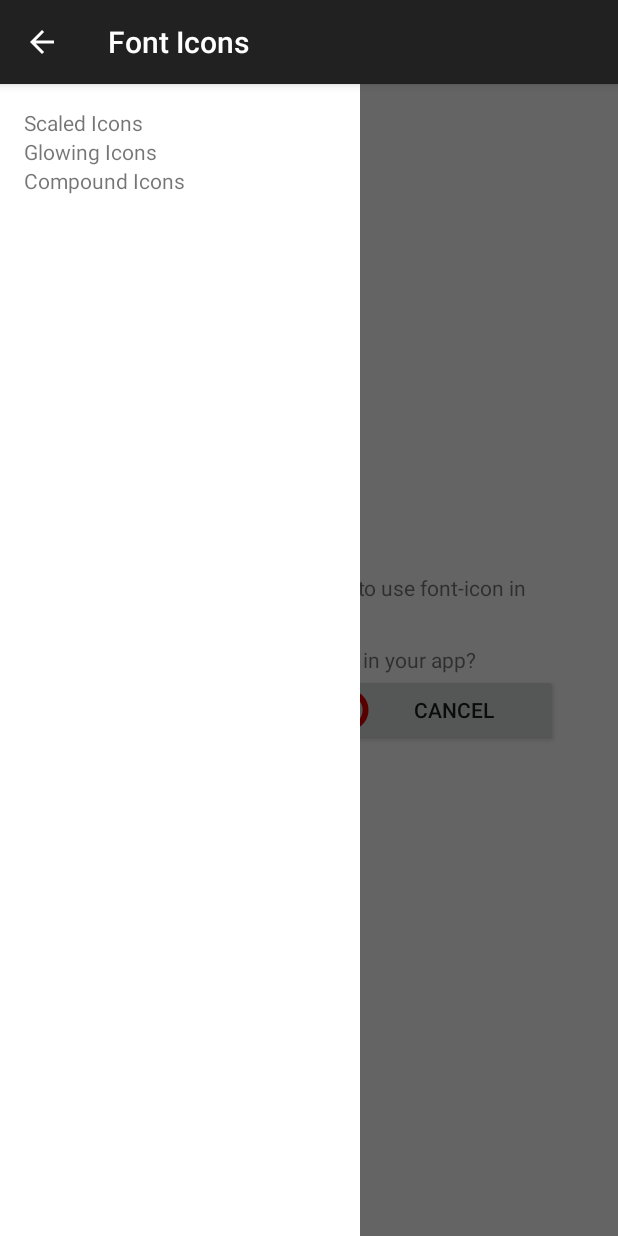
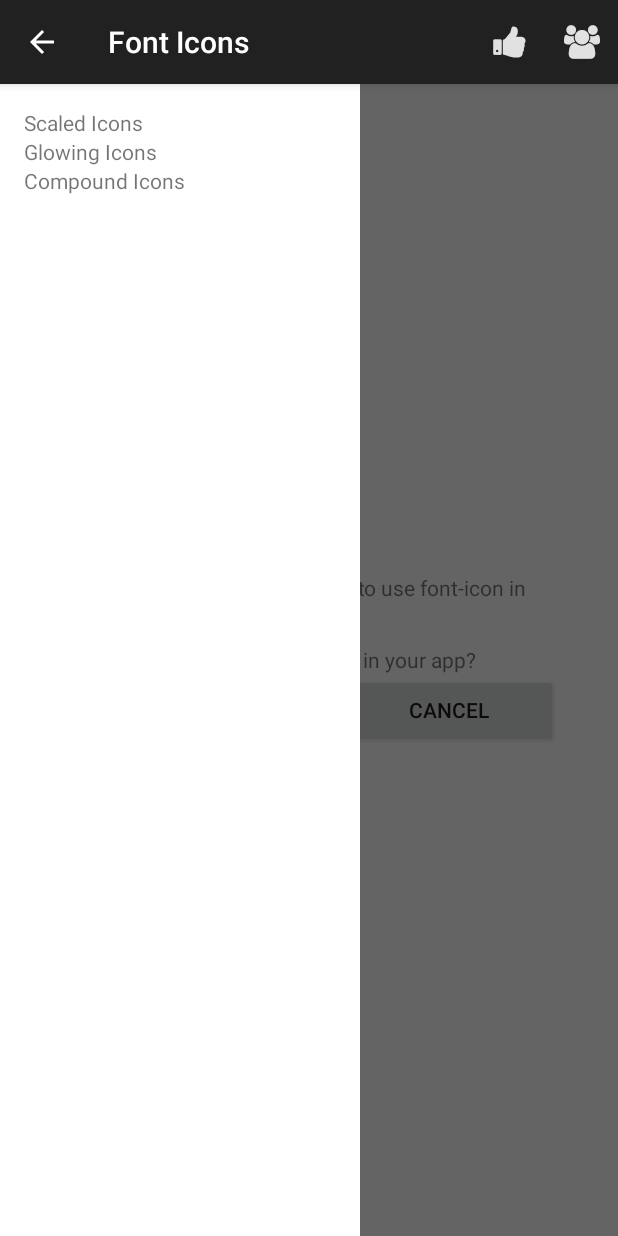
Before and after one commit to shamanland/fonticon, an Android app: the fragment CompoundIconsFragment placed in its activity, on a phone screen of 412 x 824 dp. Run offline under Robolectric (Android 15) with nearby library versions, the light colour scheme and no system bars; 3 statements that could not run were skipped.

Commit message:
Added icons to ActionBar.

```diff
--- a/app/src/main/java/com/shamanland/fonticon/CompoundIconsFragment.java
+++ b/app/src/main/java/com/shamanland/fonticon/CompoundIconsFragment.java
@@ -2,6 +2,8 @@ package com.shamanland.fonticon;
 
 import android.os.Bundle;
 import android.view.LayoutInflater;
+import android.view.Menu;
+import android.view.MenuInflater;
 import android.view.View;
 import android.view.ViewGroup;
 
@@ -11,4 +13,12 @@ public class CompoundIconsFragment extends ContentFragment {
         View result = inflater.inflate(R.layout.f_compound, container, false);
         return result;
     }
+
+    @Override
+    public void onCreateOptionsMenu(Menu menu, MenuInflater inflater) {
+        inflater.inflate(R.menu.compound, menu);
+
+        menu.findItem(R.id.action_like).setIcon(FontIconDrawable.inflate(getResources(), R.xml.ic_like));
+        menu.findItem(R.id.action_group).setIcon(FontIconDrawable.inflate(getResources(), R.xml.ic_group));
+    }
 }
--- /dev/null
+++ b/app/src/main/res/menu/compound.xml
@@ -0,0 +1,13 @@
+<menu xmlns:android="http://schemas.android.com/apk/res/android"
+      xmlns:app="http://schemas.android.com/apk/res-auto">
+    <item
+            android:id="@+id/action_like"
+            android:title="@string/action_like"
+            app:showAsAction="always"
+            />
+    <item
+            android:id="@+id/action_group"
+            android:title="@string/action_group"
+            app:showAsAction="always"
+            />
+</menu>
--- a/app/src/main/res/values/colors.xml
+++ b/app/src/main/res/values/colors.xml
@@ -5,4 +5,5 @@
     <color name="twitter">#5ea9dd</color>
     <color name="green_170">#0a0</color>
     <color name="red_221">#d00</color>
+    <color name="ab_icon">#dfff</color>
 </resources>
--- a/app/src/main/res/values/dimens.xml
+++ b/app/src/main/res/values/dimens.xml
@@ -3,9 +3,9 @@
     <dimen name="activity_vertical_margin">16dp</dimen>
     <dimen name="navigation_drawer_width">240dp</dimen>
 
-    <dimen name="ab_icon_size">32sp</dimen>
-    <dimen name="icon_size">48sp</dimen>
-    <dimen name="big_icon_size">64sp</dimen>
+    <dimen name="ab_icon_size">24dp</dimen>
+    <dimen name="icon_size">48dp</dimen>
+    <dimen name="big_icon_size">64dp</dimen>
     <dimen name="icon_glow_radius">6dp</dimen>
     <dimen name="wide_padding">40dp</dimen>
     <dimen name="thin_padding">8dp</dimen>
--- a/app/src/main/res/values/strings.xml
+++ b/app/src/main/res/values/strings.xml
@@ -11,4 +11,7 @@
     <string name="compound_icons">Compound Icons</string>
     <string name="yes">Yes</string>
     <string name="question">This example demonstrate how to use font-icon in case of compound drawables.\n\nWould you like to use font-icons in your app?</string>
+    <string name="action_like">Like</string>
+    <string name="action_group">Group</string>
+    <string name="action_camera">Camera</string>
 </resources>
--- /dev/null
+++ b/app/src/main/res/xml/ic_group.xml
@@ -0,0 +1,7 @@
+<?xml version="1.0" encoding="utf-8"?>
+<font-icon
+        xmlns:android="http://schemas.android.com/apk/res-auto"
+        android:text="@string/ic_group"
+        android:textSize="@dimen/ab_icon_size"
+        android:textColor="@color/ab_icon"
+        />
--- /dev/null
+++ b/app/src/main/res/xml/ic_like.xml
@@ -0,0 +1,7 @@
+<?xml version="1.0" encoding="utf-8"?>
+<font-icon
+        xmlns:android="http://schemas.android.com/apk/res-auto"
+        android:text="@string/ic_like"
+        android:textSize="@dimen/ab_icon_size"
+        android:textColor="@color/ab_icon"
+        />
```
Also changed, not shown: app/src/main/java/com/shamanland/fonticon/GlowingIconsFragment.java (+10 -0 lines), app/src/main/res/menu/global.xml (deleted, +0 -7 lines), app/src/main/res/menu/glowing.xml (added, +13 -0 lines), app/src/main/res/menu/main.xml (deleted, +0 -10 lines), app/src/main/res/xml/ic_camera.xml (added, +7 -0 lines), app/src/main/res/xml/ic_settings.xml (added, +7 -0 lines).
